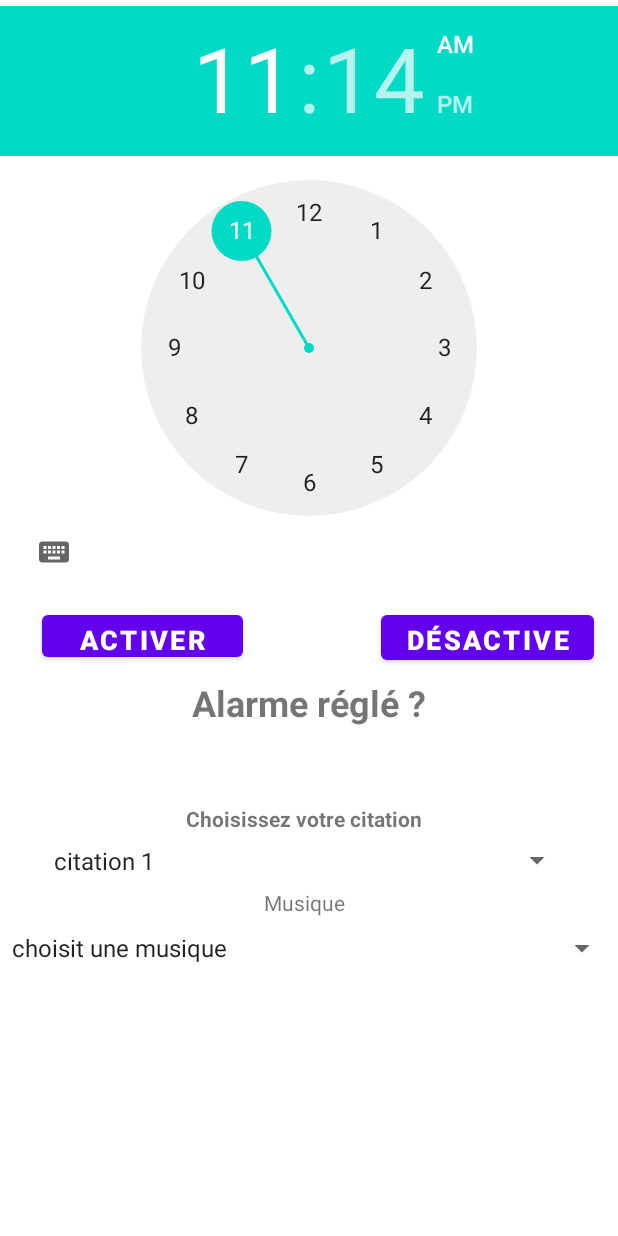
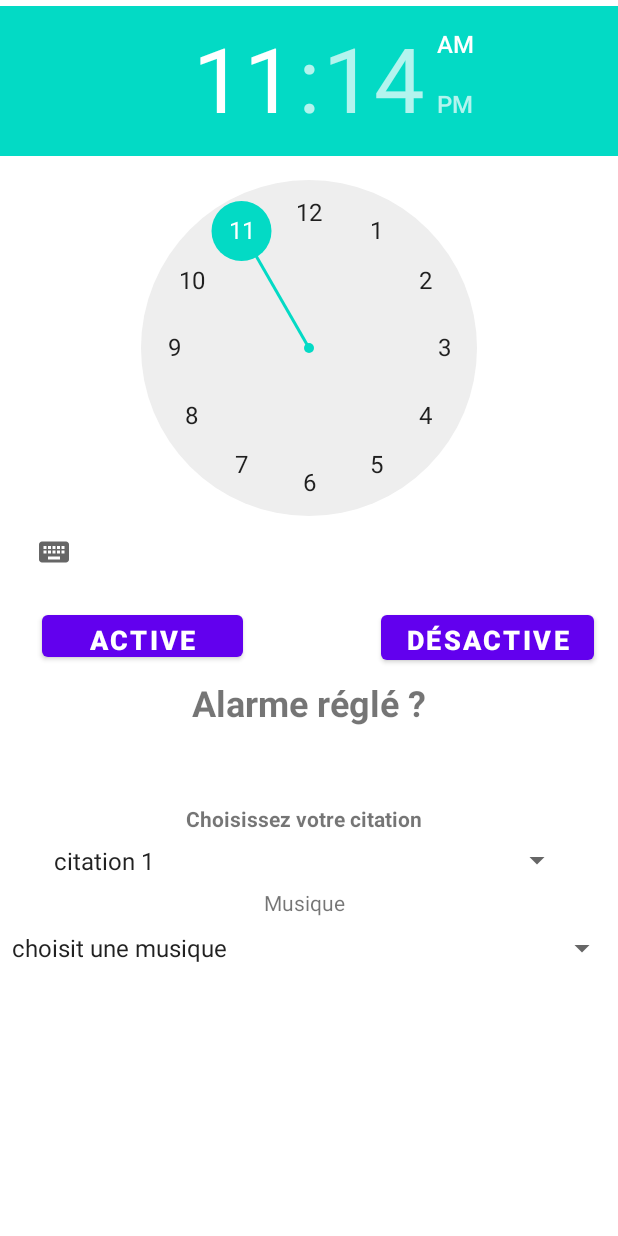
Before and after one commit to aruseus98/ProjetAlarmeV2, an Android app: the screen it shows after launch (MainActivity), on a phone screen of 412 x 824 dp. Run offline under Robolectric (Android 15) with nearby library versions, the phone set to English and light mode, and no system bars.

Commit message:
Modification de texte 2

```diff
--- a/app/src/main/res/layout/content_main.xml
+++ b/app/src/main/res/layout/content_main.xml
@@ -24,7 +24,7 @@
         android:layout_marginTop="12dp"
         android:clickable="true"
         android:focusable="true"
-        android:text="Activer"
+        android:text="Active"
         android:textAlignment="center"
         android:textSize="18sp"
         android:textStyle="bold"
```
